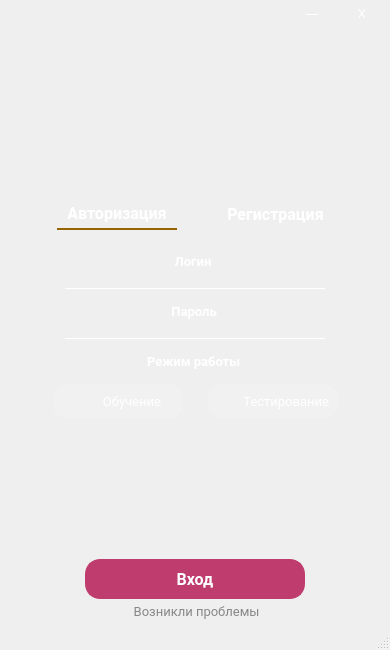
Before: the Qt Designer form Ui/mainwindow.ui in Wb2D/TSCH, drawn with Qt 5.
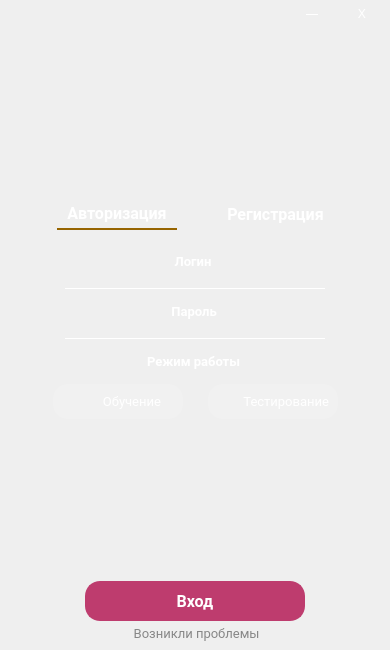
After: the same form once the commit is applied. Icons and pictures are not drawn.

```diff
--- a/Ui/mainwindow.ui
+++ b/Ui/mainwindow.ui
@@ -1524,11 +1524,6 @@
     </rect>
    </property>
   </widget>
-  <widget class="QStatusBar" name="statusbar">
-   <property name="enabled">
-    <bool>true</bool>
-   </property>
-  </widget>
  </widget>
  <resources/>
  <connections>
```
